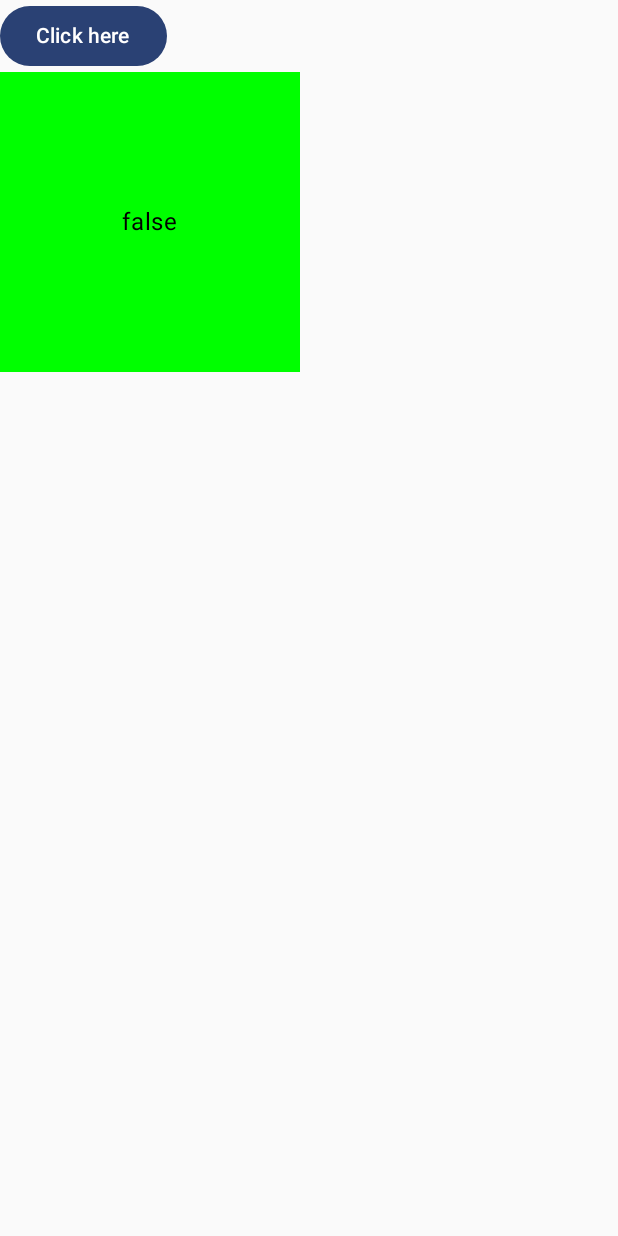
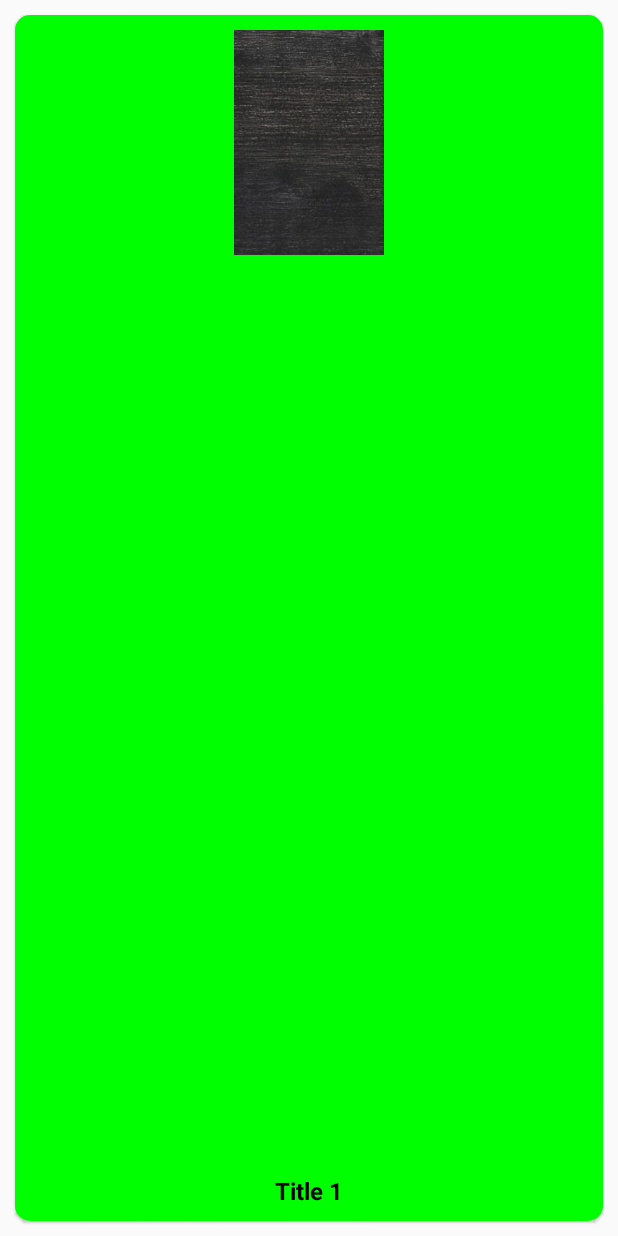
Before and after one commit to Amir-ByteGrowth/AndDevCompoosePreperations, an Android app built with Jetpack Compose: the screen it shows after launch (MainActivity), on a phone screen of 412 x 824 dp. Run offline under Robolectric (Android 15) with nearby library versions, the light colour scheme and no system bars.

Commit message:
HorizontalPagerWidget and VerticalPagerWidget Done

```diff
--- a/basiclayoutpractice/src/main/java/com/example/basiclayoutpractice/MainActivity.kt
+++ b/basiclayoutpractice/src/main/java/com/example/basiclayoutpractice/MainActivity.kt
@@ -12,8 +12,10 @@ import com.example.basiclayoutpractice.widgets.CardWithLandPortraitBoCons
 import com.example.basiclayoutpractice.widgets.ConstraintBoxWithCol
 import com.example.basiclayoutpractice.widgets.CustomModifierUsingComposable
 import com.example.basiclayoutpractice.widgets.CustomModifierWidget
+import com.example.basiclayoutpractice.widgets.HorizontalPagerWidget
 import com.example.basiclayoutpractice.widgets.ListOfFloatingActionButton
 import com.example.basiclayoutpractice.widgets.UserRowWithThumbImg
+import com.example.basiclayoutpractice.widgets.VerticalPagerWidget
 
 class MainActivity : ComponentActivity() {
     override fun onCreate(savedInstanceState: Bundle?) {
@@ -28,7 +30,9 @@ class MainActivity : ComponentActivity() {
 //                ConstraintBoxWithCol()
 //                CardWithLandPortraitBoCons()
 //                ListOfFloatingActionButton()
-                CustomModifierUsingComposable()
+//                CustomModifierUsingComposable()
+//                HorizontalPagerWidget()
+                VerticalPagerWidget()
             }
         }
     }
--- /dev/null
+++ b/basiclayoutpractice/src/main/java/com/example/basiclayoutpractice/widgets/PagerWidgets.kt
@@ -0,0 +1,139 @@
+package com.example.basiclayoutpractice.widgets
+
+import androidx.compose.foundation.ExperimentalFoundationApi
+import androidx.compose.foundation.Image
+import androidx.compose.foundation.layout.Arrangement
+import androidx.compose.foundation.layout.Column
+import androidx.compose.foundation.layout.PaddingValues
+import androidx.compose.foundation.layout.Spacer
+import androidx.compose.foundation.layout.fillMaxSize
+import androidx.compose.foundation.layout.height
+import androidx.compose.foundation.layout.padding
+import androidx.compose.foundation.layout.size
+import androidx.compose.foundation.layout.width
+import androidx.compose.foundation.pager.HorizontalPager
+import androidx.compose.foundation.pager.VerticalPager
+import androidx.compose.foundation.pager.rememberPagerState
+import androidx.compose.foundation.shape.RoundedCornerShape
+import androidx.compose.material3.Card
+import androidx.compose.material3.CardDefaults
+import androidx.compose.material3.Text
+import androidx.compose.runtime.Composable
+import androidx.compose.ui.Alignment
+import androidx.compose.ui.Modifier
+import androidx.compose.ui.graphics.Color
+import androidx.compose.ui.layout.ContentScale
+import androidx.compose.ui.res.painterResource
+import androidx.compose.ui.text.TextStyle
+import androidx.compose.ui.text.font.FontWeight
+import androidx.compose.ui.unit.dp
+import androidx.compose.ui.unit.sp
+import com.example.basiclayoutpractice.R
+
+
+@OptIn(ExperimentalFoundationApi::class)
+@Composable
+fun HorizontalPagerWidget() {
+    // Display 10 items
+    val pagerState = rememberPagerState()
+    HorizontalPager(
+        pageCount = 10,
+        state = pagerState,
+        contentPadding = PaddingValues(10.dp),
+        pageSpacing = 10.dp
+    ) { index ->
+        PagerCardItem(index = index)
+    }
+
+}
+
+@OptIn(ExperimentalFoundationApi::class)
+@Composable
+fun VerticalPagerWidget() {
+    // Display 10 items
+    val pagerState = rememberPagerState()
+    VerticalPager(
+        pageCount = 10,
+        state = pagerState,
+        contentPadding = PaddingValues(10.dp),
+        pageSpacing = 10.dp
+    ) { index ->
+        VerticalPagerCardItem(index = index)
+    }
+
+}
+
+data class ImageTitle(var img: Int, val title: String, val color: Color)
+
+var imageTitleList = listOf(
+    ImageTitle(R.drawable.thumb, "Title 1", Color.Green),
+    ImageTitle(R.drawable.bash, "Title 2", Color.Red),
+    ImageTitle(R.drawable.thumb, "Title 3", Color.Black),
+    ImageTitle(R.drawable.bash, "Title 4", Color.Blue),
+    ImageTitle(R.drawable.thumb, "Title 5", Color.Yellow),
+    ImageTitle(R.drawable.bash, "Title 6", Color.Cyan),
+    ImageTitle(R.drawable.thumb, "Title 7", Color.Magenta),
+    ImageTitle(R.drawable.bash, "Title 8", Color.Green),
+    ImageTitle(R.drawable.thumb, "Title 9", Color.White),
+    ImageTitle(R.drawable.bash, "Title 10", Color.Blue)
+)
+
+@Composable
+fun PagerCardItem(index: Int, modifier: Modifier = Modifier) {
+    Card(
+        elevation = CardDefaults.cardElevation(1.dp),
+        shape = RoundedCornerShape(10.dp),
+        colors = CardDefaults.cardColors(containerColor = imageTitleList[index].color),
+
+
+        ) {
+        Column(
+            horizontalAlignment = Alignment.CenterHorizontally,
+            modifier = modifier
+                .width(200.dp)
+                .padding(vertical = 10.dp)
+        ) {
+            Image(
+                painter = painterResource(id = imageTitleList[index].img),
+                contentDescription = "",
+                modifier = modifier.size(height = 150.dp, width = 100.dp),
+                contentScale = ContentScale.Crop
+            )
+            Spacer(modifier = modifier.height(10.dp))
+            Text(
+                text = imageTitleList[index].title,
+                style = TextStyle.Default.copy(fontSize = 16.sp, fontWeight = FontWeight.Bold)
+            )
+        }
+    }
+}
+
+@Composable
+fun VerticalPagerCardItem(index: Int, modifier: Modifier = Modifier) {
+    Card(
+        elevation = CardDefaults.cardElevation(1.dp),
+        shape = RoundedCornerShape(10.dp),
+        colors = CardDefaults.cardColors(containerColor = imageTitleList[index].color),
+
+
+        ) {
+        Column(
+            horizontalAlignment = Alignment.CenterHorizontally,
+            modifier = modifier
+                .fillMaxSize()
+                .padding(vertical = 10.dp), verticalArrangement = Arrangement.SpaceBetween
+        ) {
+            Image(
+                painter = painterResource(id = imageTitleList[index].img),
+                contentDescription = "",
+                modifier = modifier.size(height = 150.dp, width = 100.dp),
+                contentScale = ContentScale.Crop
+            )
+            Spacer(modifier = modifier.height(10.dp))
+            Text(
+                text = imageTitleList[index].title,
+                style = TextStyle.Default.copy(fontSize = 16.sp, fontWeight = FontWeight.Bold)
+            )
+        }
+    }
+}
```
